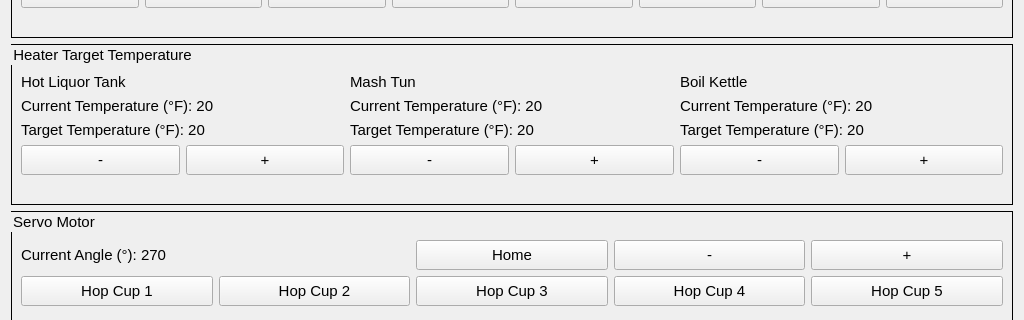
Above: autobrewer/GUI/UI Files/DeviceStatusSensors.ui from drmwve/Capstone-Project before the change; both pictures show x 0 to 1024 and y 110 to 430 of the 1024 by 600 pixel window. Below: the same form after it.
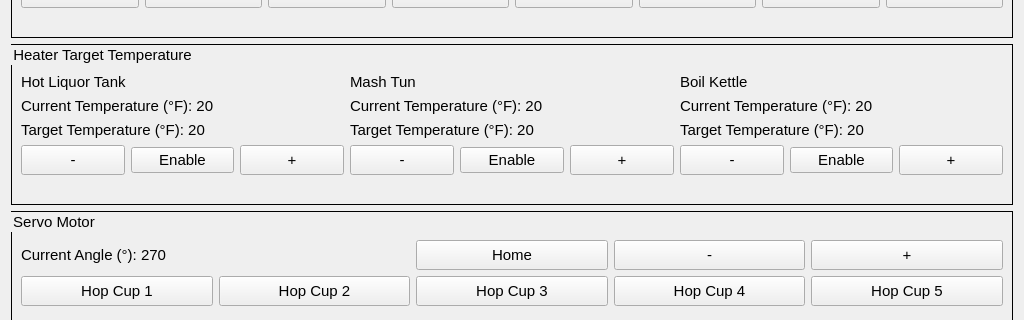
That is the form after the change.

Commit message: GUI Update for enable/disable PID button

Diff of the .ui file:
```diff
--- a/autobrewer/GUI/UI Files/DeviceStatusSensors.ui
+++ b/autobrewer/GUI/UI Files/DeviceStatusSensors.ui
@@ -549,6 +549,18 @@
             </property>
            </widget>
           </item>
+          <item>
+           <widget class="QPushButton" name="BKPIDtoggle">
+            <property name="font">
+             <font>
+              <pointsize>11</pointsize>
+             </font>
+            </property>
+            <property name="text">
+             <string>Enable</string>
+            </property>
+           </widget>
+          </item>
           <item>
            <widget class="QPushButton" name="IncreaseBK">
             <property name="minimumSize">
@@ -601,6 +613,18 @@
             </property>
            </widget>
           </item>
+          <item>
+           <widget class="QPushButton" name="HLTPIDtoggle">
+            <property name="font">
+             <font>
+              <pointsize>11</pointsize>
+             </font>
+            </property>
+            <property name="text">
+             <string>Enable</string>
+            </property>
+           </widget>
+          </item>
           <item>
            <widget class="QPushButton" name="IncreaseHLT">
             <property name="minimumSize">
@@ -689,6 +713,18 @@
             </property>
            </widget>
           </item>
+          <item>
+           <widget class="QPushButton" name="MTPIDtoggle">
+            <property name="font">
+             <font>
+              <pointsize>11</pointsize>
+             </font>
+            </property>
+            <property name="text">
+             <string>Enable</string>
+            </property>
+           </widget>
+          </item>
           <item>
            <widget class="QPushButton" name="IncreaseMT">
             <property name="maximumSize">
```
The commit also changes 1 other file.
